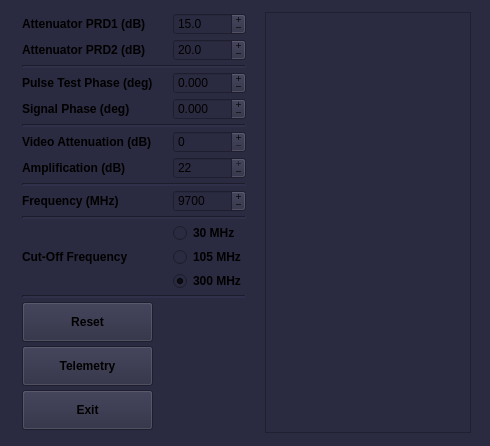
Before: the Qt Designer form atomize/control_center/gui/mw_main_window.ui in Anatoly1010/Atomize_NIOCH, drawn with Qt 5.
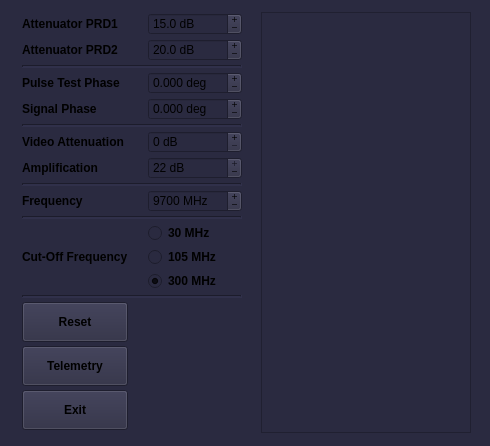
After: the same form once the commit is applied.

Commit message:
mw_bridge_control: bold buttons/radios + spinbox SI suffixes
Match the other control windows: bold buttons and radio buttons (labels
were already bold), drop the stray ';;' in the pressed style, and move
units (dB/deg/MHz) from the labels onto the spinbox suffixes in
mw_main_window.ui.

Diff of the .ui file:
```diff
--- a/atomize/control_center/gui/mw_main_window.ui
+++ b/atomize/control_center/gui/mw_main_window.ui
@@ -85,6 +85,9 @@
       </property>
       <item row="1" column="1">
        <widget class="QDoubleSpinBox" name="Att2_prd">
+     <property name="suffix">
+      <string> dB</string>
+     </property>
         <property name="contextMenuPolicy">
          <enum>Qt::NoContextMenu</enum>
         </property>
@@ -145,6 +148,9 @@
       </item>
       <item row="3" column="1">
        <widget class="QDoubleSpinBox" name="Fv_ctrl">
+     <property name="suffix">
+      <string> deg</string>
+     </property>
         <property name="contextMenuPolicy">
          <enum>Qt::NoContextMenu</enum>
         </property>
@@ -181,12 +187,15 @@
          <enum>Qt::NoContextMenu</enum>
         </property>
         <property name="text">
-         <string>Attenuator PRD1 (dB)</string>
+         <string>Attenuator PRD1</string>
         </property>
        </widget>
       </item>
       <item row="0" column="1">
        <widget class="QDoubleSpinBox" name="Att1_prd">
+     <property name="suffix">
+      <string> dB</string>
+     </property>
         <property name="contextMenuPolicy">
          <enum>Qt::NoContextMenu</enum>
         </property>
@@ -228,6 +237,9 @@
       </item>
       <item row="6" column="1">
        <widget class="QSpinBox" name="Att_prm">
+     <property name="suffix">
+      <string> dB</string>
+     </property>
         <property name="contextMenuPolicy">
          <enum>Qt::NoContextMenu</enum>
         </property>
@@ -269,6 +281,9 @@
       </item>
       <item row="4" column="1">
        <widget class="QDoubleSpinBox" name="Fv_prm">
+     <property name="suffix">
+      <string> deg</string>
+     </property>
         <property name="contextMenuPolicy">
          <enum>Qt::NoContextMenu</enum>
         </property>
@@ -334,7 +349,7 @@
          <enum>Qt::NoContextMenu</enum>
         </property>
         <property name="text">
-         <string>Frequency (MHz)</string>
+         <string>Frequency</string>
         </property>
        </widget>
       </item>
@@ -413,7 +428,7 @@
          <enum>Qt::NoContextMenu</enum>
         </property>
         <property name="text">
-         <string>Attenuator PRD2 (dB)</string>
+         <string>Attenuator PRD2</string>
         </property>
        </widget>
       </item>
@@ -429,7 +444,7 @@
          <enum>Qt::NoContextMenu</enum>
         </property>
         <property name="text">
-         <string>Pulse Test Phase (deg)</string>
+         <string>Pulse Test Phase</string>
         </property>
        </widget>
       </item>
@@ -445,7 +460,7 @@
          <enum>Qt::NoContextMenu</enum>
         </property>
         <property name="text">
-         <string>Video Attenuation (dB)</string>
+         <string>Video Attenuation</string>
         </property>
        </widget>
       </item>
@@ -461,7 +476,7 @@
          <enum>Qt::NoContextMenu</enum>
         </property>
         <property name="text">
-         <string>Signal Phase (deg)</string>
+         <string>Signal Phase</string>
         </property>
        </widget>
       </item>
@@ -489,6 +504,9 @@
       </item>
       <item row="7" column="1">
        <widget class="QSpinBox" name="K_prm">
+     <property name="suffix">
+      <string> dB</string>
+     </property>
         <property name="contextMenuPolicy">
          <enum>Qt::NoContextMenu</enum>
         </property>
@@ -514,6 +532,9 @@
       </item>
       <item row="9" column="1">
        <widget class="QSpinBox" name="Synt">
+     <property name="suffix">
+      <string> MHz</string>
+     </property>
         <property name="contextMenuPolicy">
          <enum>Qt::NoContextMenu</enum>
         </property>
@@ -546,7 +567,7 @@
          <enum>Qt::NoContextMenu</enum>
         </property>
         <property name="text">
-         <string>Amplification (dB)</string>
+         <string>Amplification</string>
         </property>
        </widget>
       </item>
```
The commit also changes 1 other file.
